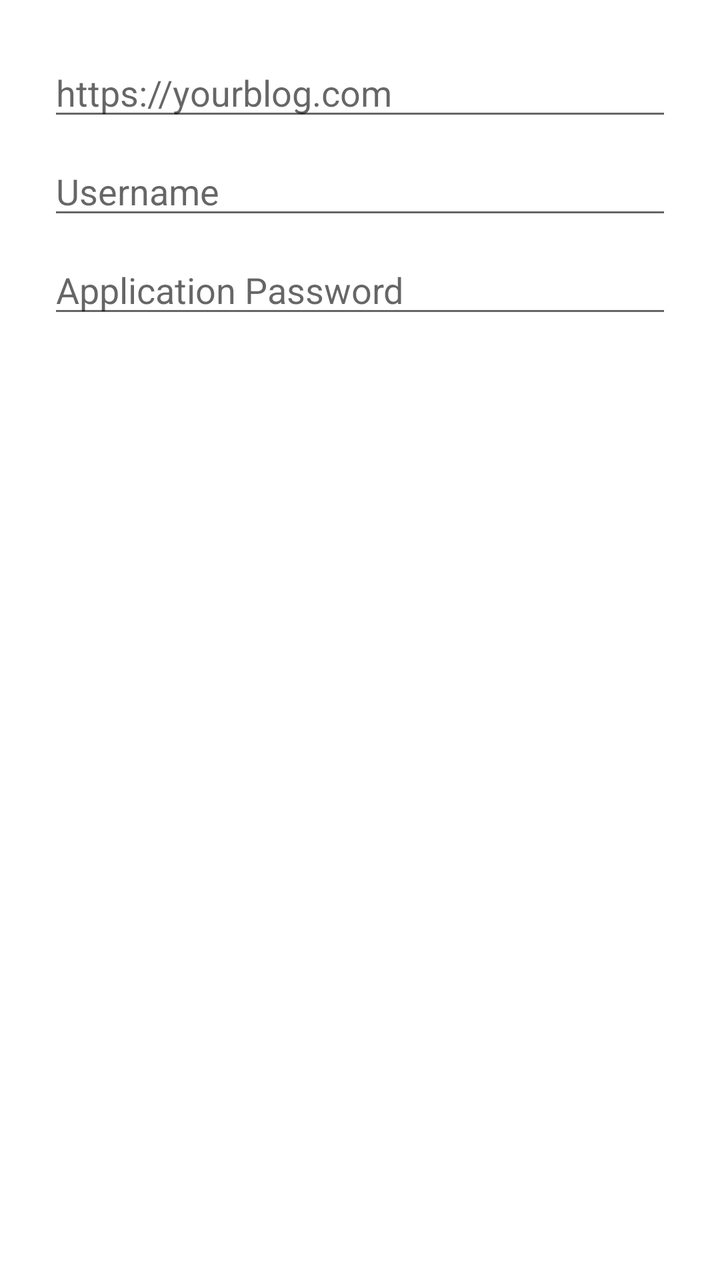
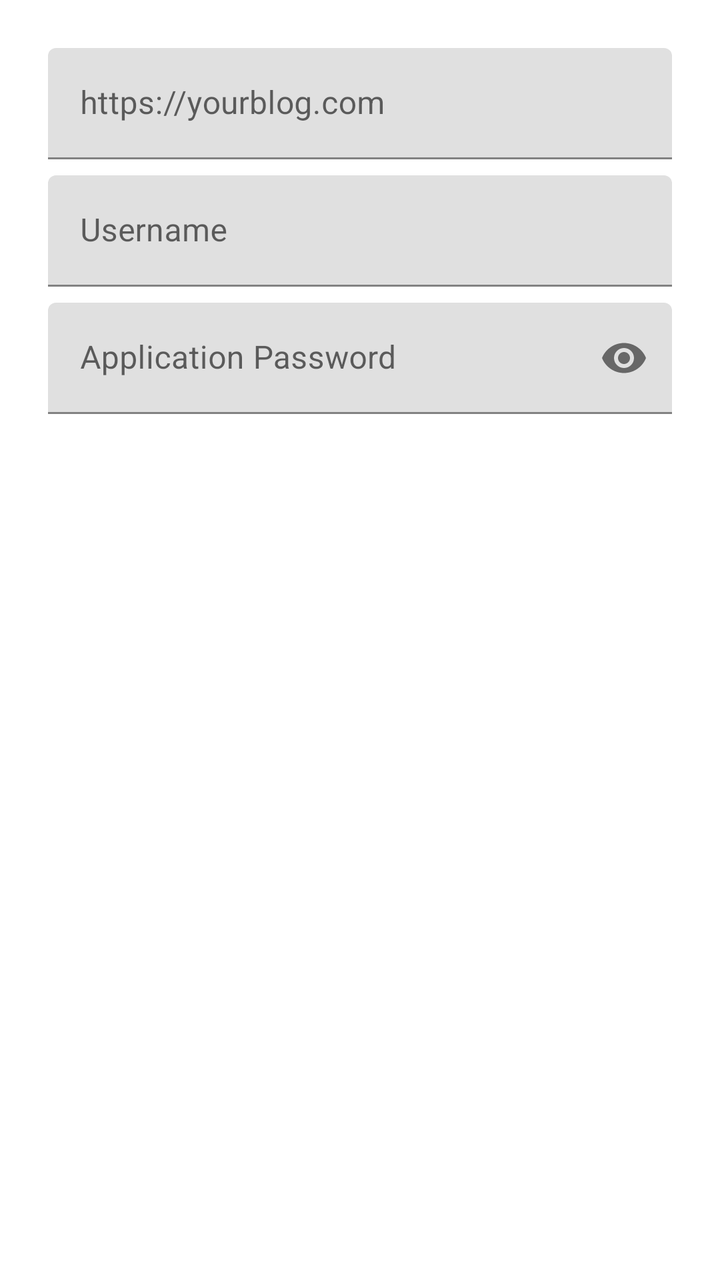

Screens rendered from an Android XML layout before and after an edit, with the pre-edit source and the edit as a unified diff.
<!-- AndroidManifest.xml: application theme Theme.SocialNotesPoster -->
<!-- res/layout/dialog_setup.xml -->
<?xml version="1.0" encoding="utf-8"?>
<LinearLayout xmlns:android="http://schemas.android.com/apk/res/android"
    android:layout_width="match_parent"
    android:layout_height="wrap_content"
    android:orientation="vertical"
    android:padding="24dp">

    <EditText
        android:id="@+id/etBlogUrl"
        android:layout_width="match_parent"
        android:layout_height="wrap_content"
        android:hint="https://yourblog.com"
        android:inputType="textUri" />

    <EditText
        android:id="@+id/etUsername"
        android:layout_width="match_parent"
        android:layout_height="wrap_content"
        android:layout_marginTop="8dp"
        android:hint="Username"
        android:inputType="text" />

    <EditText
        android:id="@+id/etAppPassword"
        android:layout_width="match_parent"
        android:layout_height="wrap_content"
        android:layout_marginTop="8dp"
        android:hint="Application Password"
        android:inputType="textPassword" />

</LinearLayout>
<!-- resources referenced by this layout -->
<resources>
  <style name="Theme.SocialNotesPoster" parent="Theme.MaterialComponents.DayNight.DarkActionBar">
          
          <item name="colorPrimary">@color/indigo_500</item>
          <item name="colorPrimaryVariant">@color/indigo_700</item>
          <item name="colorOnPrimary">@color/white</item>
          
          <item name="colorSecondary">@color/indigo_500</item>
          <item name="colorOnSecondary">@color/white</item>
          
          <item name="android:statusBarColor">?attr/colorPrimaryVariant</item>
          <item name="android:windowLightStatusBar" tools:targetApi="m">false</item>
      </style>
  <color name="indigo_500">#3F51B5</color>
  <color name="indigo_700">#303F9F</color>
  <color name="white">#FFFFFFFF</color>
</resources>

<!-- the commit's change to res/layout/dialog_setup.xml (unified diff, before → after) -->
@@ -1,31 +1,66 @@
 <?xml version="1.0" encoding="utf-8"?>
 <LinearLayout xmlns:android="http://schemas.android.com/apk/res/android"
+    xmlns:app="http://schemas.android.com/apk/res-auto"
     android:layout_width="match_parent"
     android:layout_height="wrap_content"
     android:orientation="vertical"
     android:padding="24dp">
 
-    <EditText
-        android:id="@+id/etBlogUrl"
+    <com.google.android.material.textfield.TextInputLayout
         android:layout_width="match_parent"
         android:layout_height="wrap_content"
-        android:hint="https://yourblog.com"
-        android:inputType="textUri" />
+        android:hint="https://yourblog.com">
 
-    <EditText
-        android:id="@+id/etUsername"
+        <com.google.android.material.textfield.TextInputEditText
+            android:id="@+id/etBlogUrl"
+            android:layout_width="match_parent"
+            android:layout_height="wrap_content"
+            android:inputType="textUri" />
+    </com.google.android.material.textfield.TextInputLayout>
+
+    <com.google.android.material.textfield.TextInputLayout
         android:layout_width="match_parent"
         android:layout_height="wrap_content"
         android:layout_marginTop="8dp"
-        android:hint="Username"
-        android:inputType="text" />
+        android:hint="Username">
 
-    <EditText
-        android:id="@+id/etAppPassword"
+        <com.google.android.material.textfield.TextInputEditText
+            android:id="@+id/etUsername"
+            android:layout_width="match_parent"
+            android:layout_height="wrap_content"
+            android:inputType="text" />
+    </com.google.android.material.textfield.TextInputLayout>
+
+    <com.google.android.material.textfield.TextInputLayout
         android:layout_width="match_parent"
         android:layout_height="wrap_content"
         android:layout_marginTop="8dp"
         android:hint="Application Password"
-        android:inputType="textPassword" />
+        app:passwordToggleEnabled="true">
+
+        <com.google.android.material.textfield.TextInputEditText
+            android:id="@+id/etAppPassword"
+            android:layout_width="match_parent"
+            android:layout_height="wrap_content"
+            android:inputType="textPassword" />
+    </com.google.android.material.textfield.TextInputLayout>
+
+    <TextView
+        android:id="@+id/tvSetupError"
+        android:layout_width="match_parent"
+        android:layout_height="wrap_content"
+        android:layout_marginTop="12dp"
+        android:textColor="#D32F2F"
+        android:textSize="14sp"
+        android:visibility="gone" />
+
+    <ProgressBar
+        android:id="@+id/pbSetup"
+        style="?android:attr/progressBarStyleSmall"
+        android:layout_width="wrap_content"
+        android:layout_height="wrap_content"
+        android:layout_gravity="center_horizontal"
+        android:layout_marginTop="12dp"
+        android:visibility="gone" />
 
 </LinearLayout>
